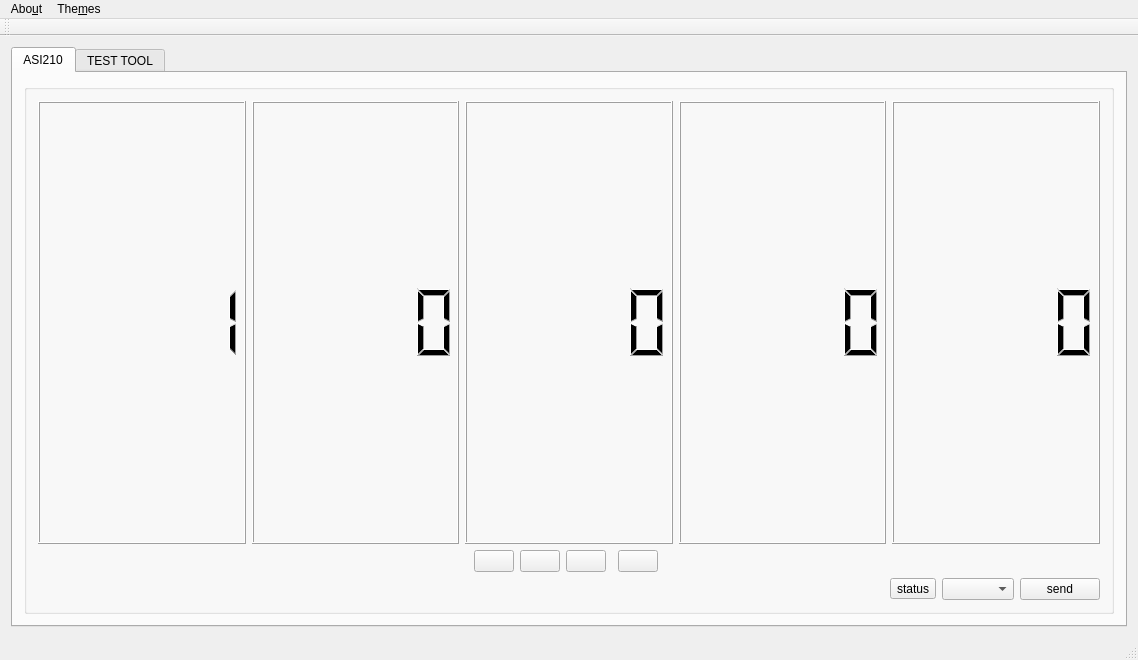
Above: mainwindow.ui from atakanakbulut/ASI210 before the change. Below: the same form after it.
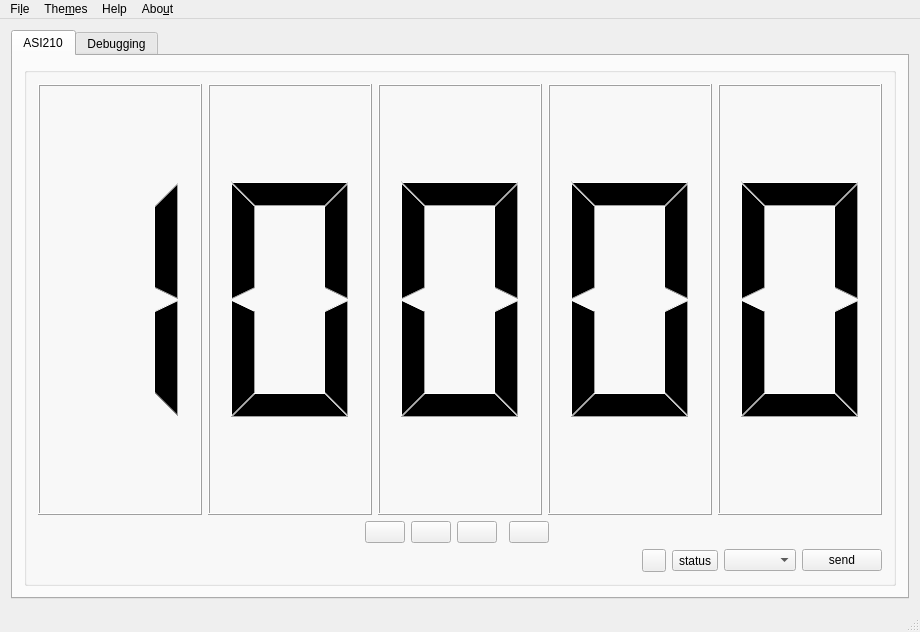
That is the form after the change. The open tabs and pages were chosen to show the change. Icons and pictures are not drawn.

Commit message: ASI210: Added new things, debugging, statusbar ,gui and sth

```diff
--- a/mainwindow.ui
+++ b/mainwindow.ui
@@ -6,8 +6,8 @@
    <rect>
     <x>0</x>
     <y>0</y>
-    <width>1138</width>
-    <height>660</height>
+    <width>920</width>
+    <height>632</height>
    </rect>
   </property>
   <property name="windowTitle">
@@ -31,7 +31,24 @@
            <string/>
           </property>
           <layout class="QGridLayout" name="gridLayout_4">
-           <item row="0" column="0" colspan="4">
+           <item row="1" column="4">
+            <widget class="QPushButton" name="sender">
+             <property name="text">
+              <string>send</string>
+             </property>
+            </widget>
+           </item>
+           <item row="1" column="2">
+            <widget class="QToolButton" name="connectionstatus">
+             <property name="text">
+              <string>status</string>
+             </property>
+            </widget>
+           </item>
+           <item row="1" column="3">
+            <widget class="QComboBox" name="comboBox"/>
+           </item>
+           <item row="0" column="0" colspan="5">
             <layout class="QGridLayout" name="gridLayout_2">
              <item row="1" column="7">
               <spacer name="horizontalSpacer_2">
@@ -74,6 +91,9 @@
                  <property name="smallDecimalPoint">
                   <bool>false</bool>
                  </property>
+                 <property name="digitCount">
+                  <number>1</number>
+                 </property>
                  <property name="segmentStyle">
                   <enum>QLCDNumber::Filled</enum>
                  </property>
@@ -92,6 +112,9 @@
                    <bold>true</bold>
                   </font>
                  </property>
+                 <property name="digitCount">
+                  <number>1</number>
+                 </property>
                  <property name="segmentStyle">
                   <enum>QLCDNumber::Filled</enum>
                  </property>
@@ -110,6 +133,9 @@
                    <bold>true</bold>
                   </font>
                  </property>
+                 <property name="digitCount">
+                  <number>1</number>
+                 </property>
                  <property name="segmentStyle">
                   <enum>QLCDNumber::Filled</enum>
                  </property>
@@ -125,6 +151,9 @@
                    <bold>true</bold>
                   </font>
                  </property>
+                 <property name="digitCount">
+                  <number>1</number>
+                 </property>
                  <property name="segmentStyle">
                   <enum>QLCDNumber::Filled</enum>
                  </property>
@@ -140,6 +169,9 @@
                    <bold>true</bold>
                   </font>
                  </property>
+                 <property name="digitCount">
+                  <number>1</number>
+                 </property>
                  <property name="segmentStyle">
                   <enum>QLCDNumber::Filled</enum>
                  </property>
@@ -177,23 +209,6 @@
              </item>
             </layout>
            </item>
-           <item row="1" column="3">
-            <widget class="QPushButton" name="sender">
-             <property name="text">
-              <string>send</string>
-             </property>
-            </widget>
-           </item>
-           <item row="1" column="2">
-            <widget class="QComboBox" name="comboBox"/>
-           </item>
-           <item row="1" column="1">
-            <widget class="QToolButton" name="toolButton">
-             <property name="text">
-              <string>status</string>
-             </property>
-            </widget>
-           </item>
            <item row="1" column="0">
             <spacer name="horizontalSpacer_3">
              <property name="orientation">
@@ -207,6 +222,13 @@
              </property>
             </spacer>
            </item>
+           <item row="1" column="1">
+            <widget class="QToolButton" name="writeablestatus">
+             <property name="text">
+              <string/>
+             </property>
+            </widget>
+           </item>
           </layout>
          </widget>
         </item>
@@ -214,7 +236,7 @@
       </widget>
       <widget class="QWidget" name="tab_2">
        <attribute name="title">
-        <string>TEST TOOL</string>
+        <string>Debugging</string>
        </attribute>
       </widget>
      </widget>
@@ -226,7 +248,7 @@
     <rect>
      <x>0</x>
      <y>0</y>
-     <width>1138</width>
+     <width>920</width>
      <height>34</height>
     </rect>
    </property>
@@ -243,16 +265,22 @@
     <addaction name="actionChange_Background"/>
     <addaction name="actionBlack"/>
    </widget>
-   <addaction name="menuAbout"/>
+   <widget class="QMenu" name="menuFile">
+    <property name="title">
+     <string>Fi&amp;le</string>
+    </property>
+   </widget>
+   <widget class="QMenu" name="menuHelp">
+    <property name="title">
+     <string>Help</string>
+    </property>
+    <addaction name="separator"/>
+    <addaction name="actionHow_to_use_ASI210"/>
+   </widget>
+   <addaction name="menuFile"/>
    <addaction name="menuSettings"/>
-  </widget>
-  <widget class="QToolBar" name="mainToolBar">
-   <attribute name="toolBarArea">
-    <enum>TopToolBarArea</enum>
-   </attribute>
-   <attribute name="toolBarBreak">
-    <bool>false</bool>
-   </attribute>
+   <addaction name="menuHelp"/>
+   <addaction name="menuAbout"/>
   </widget>
   <widget class="QStatusBar" name="statusBar"/>
   <action name="actionAbout_ASI210">
```
Left out of the diff: 96 changed lines with no effect on the pictures. The commit also changes 6 other files.
